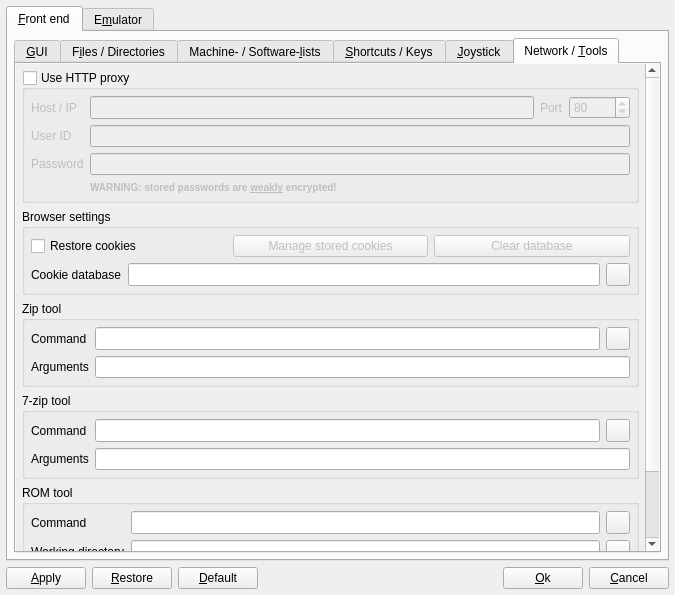
First picture: the form in ui/options.ui, repository qmc2/qmc2-mame-fe, before the edit.
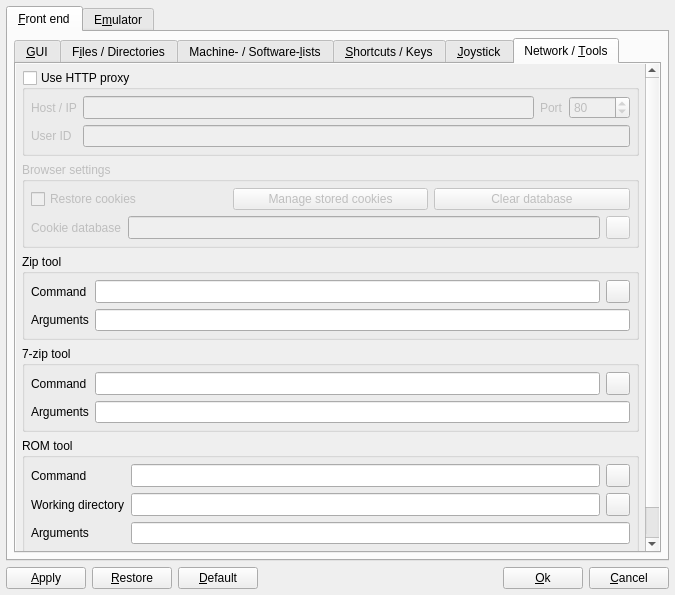
Second picture: the form after the edit. The open tabs and pages were chosen to show the change. Icons and pictures are not drawn.

Commit message: imp: removed HTTP proxy password (not supported this way in QWebEngine) and disabled the cookie stuff for now

The edit to the form file:
```diff
--- a/ui/options.ui
+++ b/ui/options.ui
@@ -4483,8 +4483,8 @@
                <rect>
                 <x>0</x>
                 <y>0</y>
-                <width>466</width>
-                <height>752</height>
+                <width>615</width>
+                <height>654</height>
                </rect>
               </property>
               <layout class="QGridLayout" name="gridLayout_16">
@@ -4779,41 +4779,14 @@
                       </property>
                      </widget>
                     </item>
-                    <item row="2" column="0">
-                     <widget class="QLabel" name="labelHTTPProxyPassword">
-                      <property name="text">
-                       <string>Password</string>
-                      </property>
-                     </widget>
-                    </item>
-                    <item row="2" column="1" colspan="3">
-                     <widget class="QLineEdit" name="lineEditHTTPProxyPassword">
-                      <property name="sizePolicy">
-                       <sizepolicy hsizetype="Expanding" vsizetype="Minimum">
-                        <horstretch>0</horstretch>
-                        <verstretch>0</verstretch>
-                       </sizepolicy>
-                      </property>
-                      <property name="toolTip">
-                       <string>Password to access the HTTP proxy service (empty = no authentication)</string>
-                      </property>
-                      <property name="echoMode">
-                       <enum>QLineEdit::Password</enum>
-                      </property>
-                     </widget>
-                    </item>
-                    <item row="3" column="1" colspan="3">
-                     <widget class="QLabel" name="labelWeakEncryptionWarning">
-                      <property name="text">
-                       <string>&lt;font size=&quot;-1&quot;&gt;&lt;b&gt;WARNING: stored passwords are &lt;u&gt;weakly&lt;/u&gt; encrypted!&lt;/b&gt;&lt;/font&gt;</string>
-                      </property>
-                     </widget>
-                    </item>
                    </layout>
                   </widget>
                  </item>
                  <item row="1" column="0" colspan="2">
                   <widget class="QGroupBox" name="groupBox">
+                   <property name="enabled">
+                    <bool>false</bool>
+                   </property>
                    <property name="title">
                     <string>Browser settings</string>
                    </property>
```
Left out of the diff: 324 changed lines with no effect on the pictures. The commit also changes 3 other files.
